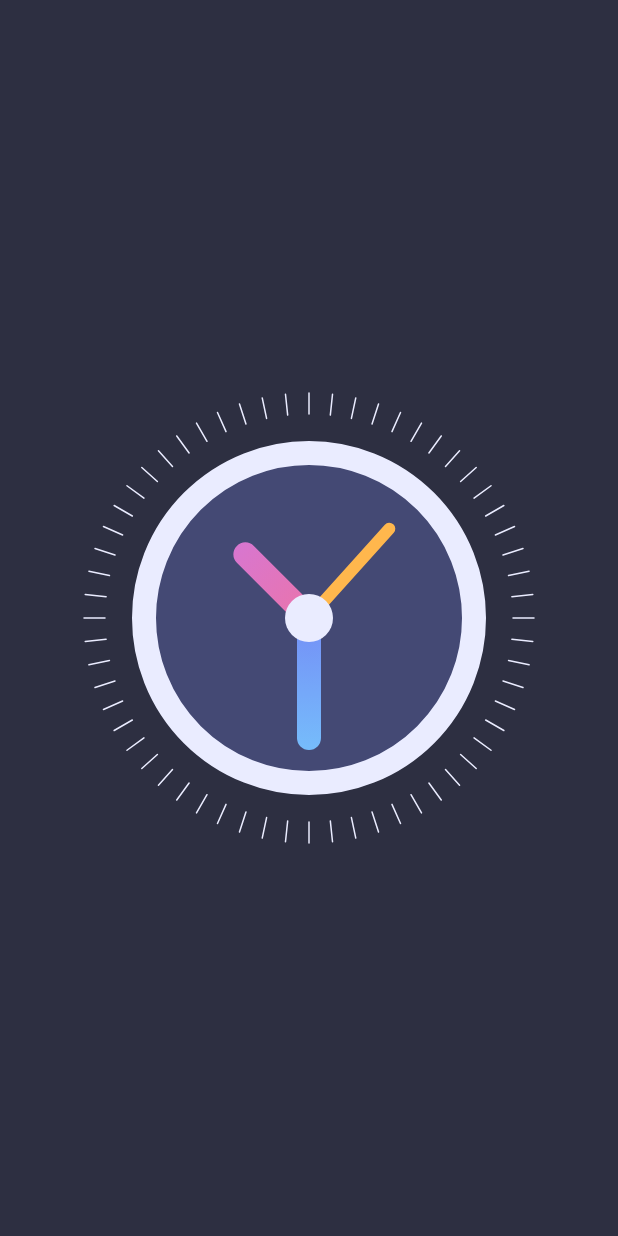
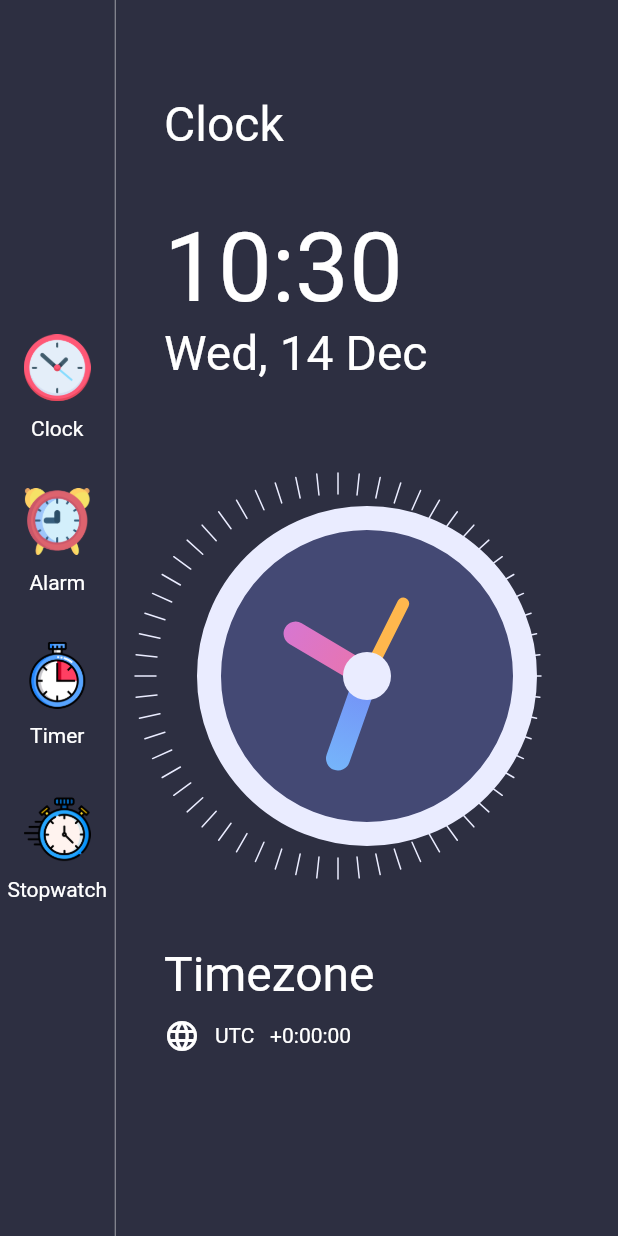
Before and after one commit to Iamdheeraj22/clock_app, a Flutter app: the screen it shows after launch, on a phone screen of 412 x 824 dp. Run offline on Flutter 3.47's test engine with Material 2 defaults, Android fonts, the phone set to English and light mode, and no system bars.

Commit message:
add images & Design the Home page

```diff
--- a/lib/Presentation/Pages/HomePage.dart
+++ b/lib/Presentation/Pages/HomePage.dart
@@ -3,6 +3,9 @@ import 'dart:math';
 
 import 'package:clock_app/Presentation/widgets/ClockView.dart';
 import 'package:flutter/material.dart';
+import 'package:intl/intl.dart';
+
+import '../../Util/Common.dart';
 
 class HomePage extends StatefulWidget {
   HomePage({Key? key}) : super(key: key);
@@ -22,13 +25,138 @@ class _HomePageState extends State<HomePage> {
 
   @override
   Widget build(BuildContext context) {
+    var now = DateTime.now();
+    var formattedTime = DateFormat("HH:mm").format(now);
+    var formattedDate = DateFormat("EEE, d MMM").format(now);
+    var timeString = now.timeZoneOffset.toString().split(".").first;
+    var offSetSign = "";
+
+    if (!timeString.startsWith("-")) offSetSign = "+";
+
     return Scaffold(
-      body: Container(
-        alignment: Alignment.center,
-        decoration: BoxDecoration(
-          color: Color(0xFF2D2F41),
+      backgroundColor: Color(0xFF2D2F41),
+      body: Row(
+        children: [
+          Column(
+            mainAxisAlignment: MainAxisAlignment.center,
+            children: [
+              itemButton("Clock", "assets/clock.png"),
+              itemButton("Alarm", "assets/alarm_clock.png"),
+              itemButton("Timer", "assets/timer.png"),
+              itemButton("Stopwatch", "assets/stopwatch.png")
+            ],
+          ),
+          VerticalDivider(
+            color: Colors.white54,
+            width: 1,
+          ),
+          Expanded(
+            child: Container(
+              padding: EdgeInsets.symmetric(vertical: 64, horizontal: 32),
+              child: Column(
+                crossAxisAlignment: CrossAxisAlignment.start,
+                children: [
+                  Flexible(
+                    flex: 1,
+                    fit: FlexFit.tight,
+                    child: Column(
+                      crossAxisAlignment: CrossAxisAlignment.start,
+                      children: [
+                        Text(
+                          "Clock",
+                          style: TextStyle(fontSize: 32, color: Colors.white),
+                        ),
+                      ],
+                    ),
+                  ),
+                  Flexible(
+                      flex: 2,
+                      child: Column(
+                        crossAxisAlignment: CrossAxisAlignment.start,
+                        children: [
+                          Text(
+                            formattedTime.toString(),
+                            style: TextStyle(fontSize: 64, color: Colors.white),
+                          ),
+                          Text(
+                            formattedDate,
+                            style: TextStyle(fontSize: 32, color: Colors.white),
+                          ),
+                        ],
+                      )),
+                  Flexible(
+                      flex: 4,
+                      fit: FlexFit.tight,
+                      child: Transform.rotate(
+                          angle: -pi / 2,
+                          child: ClockView(
+                            s: height(context) / 2,
+                          ))),
+                  Flexible(
+                    flex: 2,
+                    fit: FlexFit.tight,
+                    child: Column(
+                      crossAxisAlignment: CrossAxisAlignment.start,
+                      children: [
+                        SizedBox(
+                          height: 25,
+                        ),
+                        Text(
+                          "Timezone",
+                          style: TextStyle(fontSize: 32, color: Colors.white),
+                        ),
+                        SizedBox(
+                          height: 10,
+                        ),
+                        Row(
+                          children: [
+                            Icon(
+                              Icons.language,
+                              color: Colors.white,
+                            ),
+                            SizedBox(
+                              width: 10,
+                            ),
+                            Text(
+                              "UTC   " + offSetSign + timeString,
+                              style:
+                                  TextStyle(fontSize: 14, color: Colors.white),
+                            ),
+                          ],
+                        )
+                      ],
+                    ),
+                  )
+                ],
+              ),
+            ),
+          ),
+        ],
+      ),
+    );
+  }
+
+  InkWell itemButton(String title, String img) {
+    return InkWell(
+      onTap: () {},
+      child: Container(
+        margin: EdgeInsets.symmetric(vertical: 16.0, horizontal: 5),
+        child: Column(
+          crossAxisAlignment: CrossAxisAlignment.center,
+          children: [
+            Image.asset(
+              img,
+              scale: 11.5,
+            ),
+            SizedBox(
+              height: 10,
+            ),
+            Text(
+              title,
+              style: TextStyle(color: Colors.white, fontSize: 14),
+            )
+          ],
         ),
-        child: Transform.rotate(angle: -pi / 2, child: ClockView()),
       ),
     );
   }
--- a/lib/Presentation/widgets/ClockView.dart
+++ b/lib/Presentation/widgets/ClockView.dart
@@ -3,7 +3,8 @@ import 'dart:math';
 import 'package:flutter/material.dart';
 
 class ClockView extends StatefulWidget {
-  ClockView({Key? key}) : super(key: key);
+  final double s;
+  ClockView({Key? key, required this.s}) : super(key: key);
 
   @override
   State<ClockView> createState() => _ClockViewState();
@@ -13,8 +14,8 @@ class _ClockViewState extends State<ClockView> {
   @override
   Widget build(BuildContext context) {
     return Container(
-      height: 300,
-      width: 300,
+      height: widget.s,
+      width: widget.s,
       child: CustomPaint(painter: ClockPainter()),
     );
   }
@@ -60,23 +61,23 @@ class ClockPainter extends CustomPainter {
           .createShader(Rect.fromCircle(center: center, radius: radius))
       ..strokeCap = StrokeCap.round
       ..strokeWidth = 16;
-    canvas.drawCircle(center, radius - 40, fillBrush);
-    canvas.drawCircle(center, radius - 40, outlineBrush);
+    canvas.drawCircle(center, radius - 30, fillBrush);
+    canvas.drawCircle(center, radius - 30, outlineBrush);
     //For Hours
     var hourX = centerX +
-        60 * cos((dateTime.hour * 30 + dateTime.minute * 0.5) * pi / 180);
+        40 * cos((dateTime.hour * 30 + dateTime.minute * 0.5) * pi / 180);
     var hourY = centerX +
-        60 * sin((dateTime.hour * 30 + dateTime.minute * 0.5) * pi / 180);
+        40 * sin((dateTime.hour * 30 + dateTime.minute * 0.5) * pi / 180);
     canvas.drawLine(center, Offset(hourX, hourY), hourHandBrush);
 
     //For Minutes
-    var minutesX = centerX + 80 * cos(dateTime.minute * 6 * pi / 180);
-    var minutesY = centerX + 80 * sin(dateTime.minute * 6 * pi / 180);
+    var minutesX = centerX + 55 * cos(dateTime.minute * 6 * pi / 180);
+    var minutesY = centerX + 55 * sin(dateTime.minute * 6 * pi / 180);
     canvas.drawLine(center, Offset(minutesX, minutesY), minutesHandBrush);
 
     //For seconds
-    var secondX = centerX + 80 * cos(dateTime.second * 6 * pi / 180);
-    var secondY = centerX + 80 * sin(dateTime.second * 6 * pi / 180);
+    var secondX = centerX + 65 * cos(dateTime.second * 6 * pi / 180);
+    var secondY = centerX + 65 * sin(dateTime.second * 6 * pi / 180);
     canvas.drawLine(center, Offset(secondX, secondY), secondHandBrush);
 
     canvas.drawCircle(center, 16, centerFillBrush);
--- /dev/null
+++ b/lib/Util/Common.dart
@@ -0,0 +1,9 @@
+import 'package:flutter/material.dart';
+
+double height(BuildContext context) {
+  return MediaQuery.of(context).size.height;
+}
+
+double width(BuildContext context) {
+  return MediaQuery.of(context).size.width;
+}
--- a/pubspec.yaml
+++ b/pubspec.yaml
@@ -36,6 +36,7 @@ dependencies:
   # The following adds the Cupertino Icons font to your application.
   # Use with the CupertinoIcons class for iOS style icons.
   cupertino_icons: ^1.0.2
+  intl: ^0.17.0
 
 dev_dependencies:
   flutter_test:
@@ -60,9 +61,8 @@ flutter:
   uses-material-design: true
 
   # To add assets to your application, add an assets section, like this:
-  # assets:
-  #   - images/a_dot_burr.jpeg
-  #   - images/a_dot_ham.jpeg
+  assets:
+    - assets/
 
   # An image asset can refer to one or more resolution-specific "variants", see
   # https://flutter.dev/assets-and-images/#resolution-aware
```
Also changed, not shown: assets/alarm_clock.png (added), assets/clock.png (added), assets/stopwatch.png (added), assets/timer.png (added), pubspec.lock.
